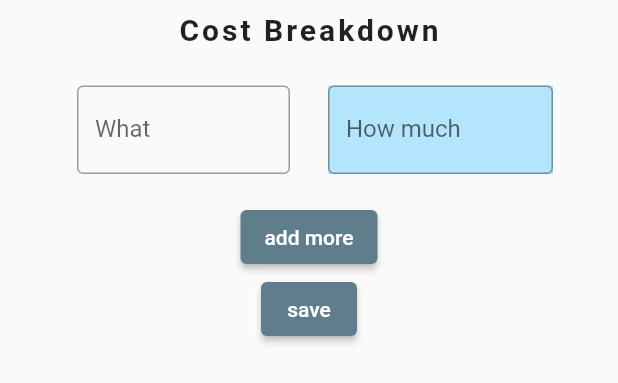
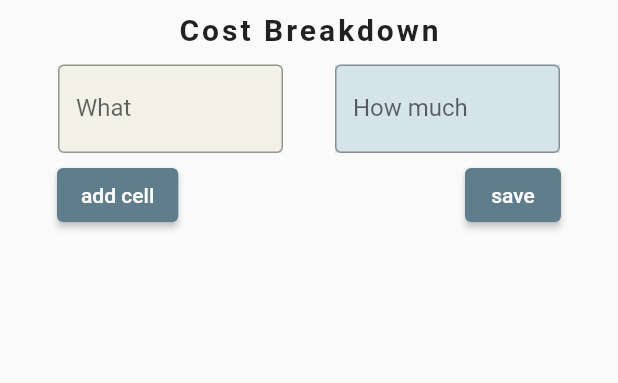
Before and after one commit to Piyese/dale, a Flutter app: the Mapper widget shown alone on an empty page, opened directly, on a phone screen of 412 x 824 dp. Shown: the top 383 px of the screen. Run offline on Flutter 3.47's test engine with Material 2 defaults, Android fonts, the phone set to English and light mode, and no system bars; our stand-ins replace objectbox; generated files the repository leaves out were written again.

Commit message:
cost breakdown widget/page complete and working

```diff
--- a/lib/main.dart
+++ b/lib/main.dart
@@ -1,6 +1,5 @@
 import 'package:dale/pages/homepage.dart';
-import 'package:dale/widgets/activity_tile.dart';
-import 'package:dale/widgets/test_formats.dart';
+// import 'package:dale/widgets/activity_tile.dart';
 import 'package:flutter/material.dart';
 
 void main() {
@@ -27,115 +26,7 @@ class MyApp extends StatelessWidget {
         // is not restarted.
         primarySwatch: Colors.blueGrey,
       ),
-      home: Mapper()//const HomePage(),
+      home: const HomePage(),
     );
   }
 }
-
-class Mapper extends StatefulWidget {
-  const Mapper({super.key});
-
-  @override
-  State<Mapper> createState() => _MapperState();
-}
-
-class _MapperState extends State<Mapper> {
-
-  List whats = [];
-  List howMuchs = [];
-
-  final _formKey = GlobalKey<FormState>();
-
-  List<TextEditingController> whatControllers = [TextEditingController()];
-  List<TextEditingController> howMuchControllers = [TextEditingController()];
-
-  @override
-  Widget build(BuildContext context) {
-    return Material(
-      child: SafeArea(
-        child: Column(
-          children: [
-            const SmallHeader(text: "Cost Breakdown"),
-            Form(
-              key: _formKey,
-              child: ListView.builder(
-                shrinkWrap: true,
-                itemCount: whatControllers.length,
-                itemBuilder: (context, index){
-                  return Padding(
-                    padding: const EdgeInsets.all(18),
-                    child: Row(
-                      mainAxisAlignment: MainAxisAlignment.spaceEvenly,
-                      children: [
-                        Container(
-                          // color: Color.fromARGB(255, 231, 229, 203),
-                          width: 150,
-                          padding: const EdgeInsets.only(left: 8),
-                          child: TextFormField(
-                            controller: whatControllers[index],
-                            decoration: const InputDecoration(
-                              hintText: "dale",
-                              labelText: "What",
-                              border: OutlineInputBorder(),
-                            ),
-                            validator: (value) {
-                              if (value!.isEmpty) {
-                                return "Empty!!";
-                              }
-                              return null;
-                            },
-                            onSaved: (newValue) {
-                              whats.add(newValue);
-                            },
-                          ),
-                        ),
-                        Container(
-                          color: Colors.lightBlue[100],
-                          width: 150,
-                          child: TextFormField(
-                            controller: howMuchControllers[index],
-                            decoration: const InputDecoration(
-                              hintText: "10000",
-                              labelText: "How much",
-                              border: OutlineInputBorder(),
-                            ),
-                            validator: (value) {
-                              if (value!.isEmpty) {
-                                return "Empty!!";
-                              }
-                              if (int.tryParse(value) == null) {
-                                return "Numbers only!!!";
-                              }
-                              return null;
-                            },
-                            onSaved: (newValue) {
-                              howMuchs.add(newValue);
-                            },
-                          ),
-                        ),
-                      ],
-                    ),
-                  );
-                },
-              ),
-            ),
-            ElevatedButton(onPressed: () {
-              setState(() {
-                whatControllers.add(TextEditingController());
-                howMuchControllers.add(TextEditingController());
-              });
-            }, child: const Text("add more")),
-            ElevatedButton(onPressed: () {
-              if (_formKey.currentState!.validate()) {
-                _formKey.currentState!.save();
-                print(whats);
-                print(howMuchs);
-              }
-            }, child: const Text("save")),
-          ],
-        ),
-      ),
-    );
-
-  }
-}
--- /dev/null
+++ b/lib/pages/cost_breakdown.dart
@@ -0,0 +1,122 @@
+import 'package:flutter/material.dart';
+import 'package:dale/widgets/test_formats.dart';
+
+
+
+
+class Mapper extends StatefulWidget {
+  const Mapper({super.key});
+
+  @override
+  State<Mapper> createState() => _MapperState();
+}
+
+class _MapperState extends State<Mapper> {
+
+  List whats = [];
+  List howMuchs = [];
+
+  final _formKey = GlobalKey<FormState>();
+
+  List<TextEditingController> whatControllers = [TextEditingController()];
+  List<TextEditingController> howMuchControllers = [TextEditingController()];
+
+  @override
+  Widget build(BuildContext context) {
+    return Material(
+      child: SafeArea(
+        child: Column(
+          children: [
+            const SmallHeader(text: "Cost Breakdown"),
+            Form(
+              key: _formKey,
+              child: ListView.builder(
+                shrinkWrap: true,
+                itemCount: whatControllers.length,
+                itemBuilder: (context, index){
+                  return Padding(
+                    padding: const EdgeInsets.all(4),
+                     child: Row(
+                      mainAxisAlignment: MainAxisAlignment.spaceEvenly,
+                      children: [
+                        Container(
+                          color: const Color.fromARGB(255, 241, 241, 232),
+                          width: 150,
+                          child: TextFormField(
+                            controller: whatControllers[index],
+                            decoration: const InputDecoration(
+                              hintText: "labour",
+                              labelText: "What",
+                              border: OutlineInputBorder(),
+                            ),
+                            validator: (value) {
+                              if (value!.isEmpty) {
+                                return "Empty!!";
+                              }
+                              return null;
+                            },
+                            onSaved: (newValue) {
+                              whats.add(newValue);
+                            },
+                          ),
+                        ),
+                        Container(
+                          color: const Color.fromARGB(255, 213, 228, 235),
+                          width: 150,
+                          child: TextFormField(
+                            controller: howMuchControllers[index],
+                            decoration: const InputDecoration(
+                              hintText: "10000",
+                              labelText: "How much",
+                              border: OutlineInputBorder(),
+                            ),
+                            validator: (value) {
+                              if (value!.isEmpty) {
+                                return "Empty!!";
+                              }
+                              if (int.tryParse(value) == null) {
+                                return "Numbers only!!!";
+                              }
+                              return null;
+                            },
+                            onSaved: (newValue) {
+                              howMuchs.add(newValue);
+                            },
+                          ),
+                        ),
+                      ],
+                    ),
+                  );
+                },
+              ),
+            ),
+            Padding(
+              padding: const EdgeInsets.only(right: 38.0 , left: 38),
+              child: Row(
+                mainAxisAlignment: MainAxisAlignment.spaceBetween,
+                children: [
+                  ElevatedButton(onPressed: () {
+                    if (whatControllers.length < 7) {
+                      setState(() {
+                      whatControllers.add(TextEditingController());
+                      howMuchControllers.add(TextEditingController());
+                    });
+                    }
+                  }, child: const Text("add cell")),
+                  ElevatedButton(onPressed: () {
+                    if (_formKey.currentState!.validate()) {
+                      _formKey.currentState!.save();
+                      print(whats);
+                      print(howMuchs);
+                    }
+                  }, child: const Text("save")),
+                ],
+              ),
+            ),
+          ],
+        ),
+      ),
+    );
+
+  }
+}
--- a/lib/pages/project_details.dart
+++ b/lib/pages/project_details.dart
@@ -31,7 +31,7 @@ class _ProjectDetailState extends State<ProjectDetail> {
   Activity two = Activity(
     title: "Land Tilling",
     description: "tilling of the land in preparation for the rain and subsequent planting of crops.",
-    startDate: DateTime(2023, 2, 5),
+    startDate: DateTime(2023, 7, 16),
     cost: 26000,
     daysTaken: 2,
   );
--- a/lib/widgets/activity_tile.dart
+++ b/lib/widgets/activity_tile.dart
@@ -89,7 +89,8 @@ class Subtitle extends StatelessWidget {
             subtitle,
             style: const TextStyle(
               fontWeight: FontWeight.w500,
-              decoration: TextDecoration.underline
+              color: Color.fromARGB(255, 122, 122, 7),
+              // decoration: TextDecoration.underline
             ),
           ),
         ),
```
